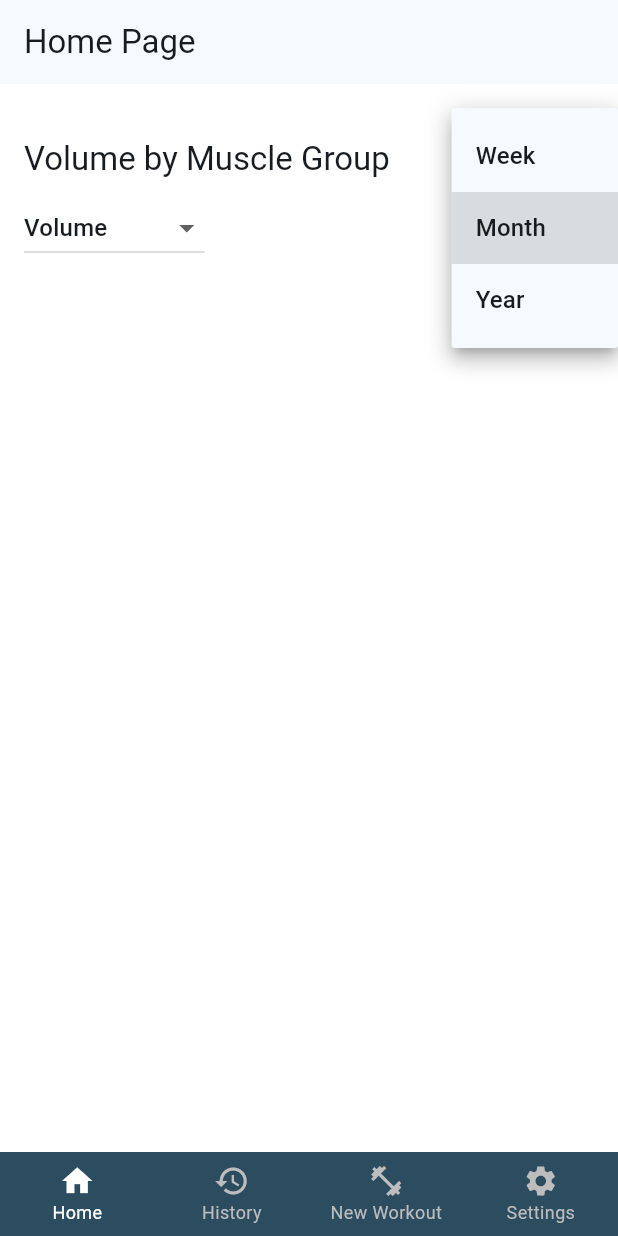
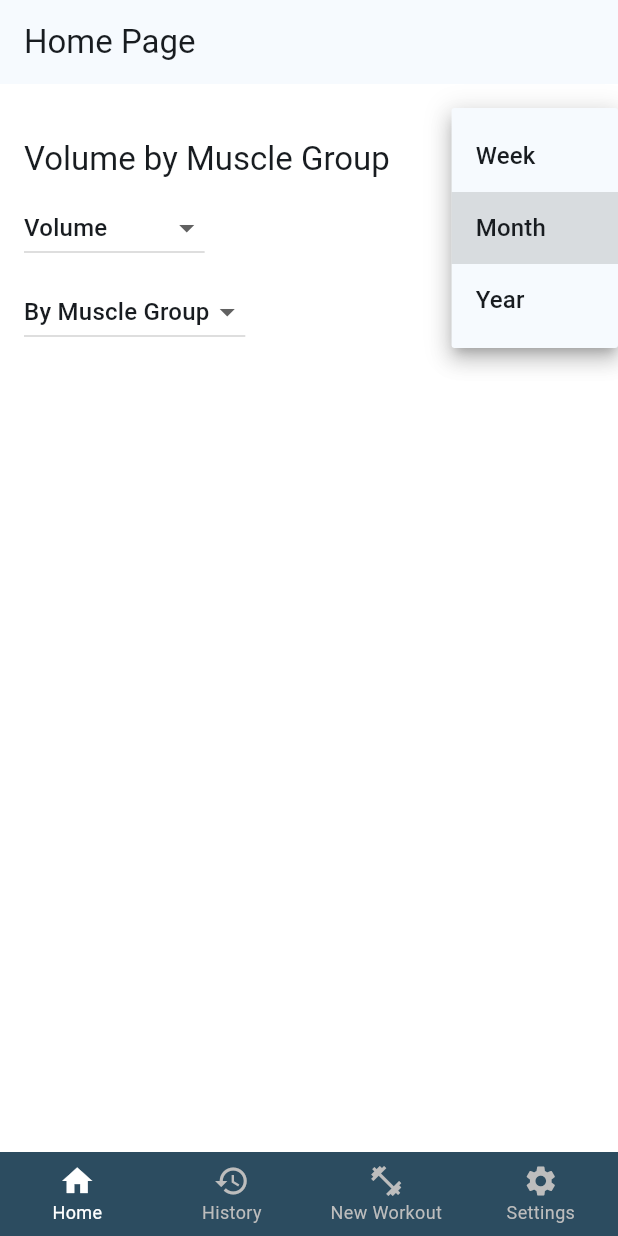
Before and after one commit to omarabdul7/workout_tracker_application, a Flutter app: the screen it shows after launch, after a tap on "Month", on a phone screen of 412 x 824 dp. Run offline on Flutter 3.47's test engine with Material 3 defaults, Android fonts, the phone set to English and light mode, and no system bars; drawn by our look-alikes of pull_to_refresh; our stand-ins replace cloud_firestore, firebase_core, fl_chart, table_calendar; accounts and stored records are empty.

Commit message:
initial set up for filtering by exercise

```diff
--- a/lib/enums.dart
+++ b/lib/enums.dart
@@ -1,2 +1,3 @@
 enum TimeFrame { week, month, year }
 enum ViewType { volume, sets, oneRepMax }
+enum GroupBy {muscleGroup, exercise}
--- a/lib/models/workout_instance.dart
+++ b/lib/models/workout_instance.dart
@@ -49,6 +49,8 @@ class ExerciseInstance {
     'rear delt flies': {'muscleGroup': 'shoulders', 'isUnilateral': true},
     'bicep curl': {'muscleGroup': 'bicep', 'isUnilateral': true},
     'bicep curls': {'muscleGroup': 'bicep', 'isUnilateral': true},
+    'standing bicep curls': {'muscleGroup': 'bicep', 'isUnilateral': true},
+    'incline bicep curls': {'muscleGroup': 'bicep', 'isUnilateral': true},
     'curl': {'muscleGroup': 'bicep', 'isUnilateral': true},
     'curls': {'muscleGroup': 'bicep', 'isUnilateral': true},
     'hammer curl': {'muscleGroup': 'bicep', 'isUnilateral': true},
--- a/lib/pages/home_page.dart
+++ b/lib/pages/home_page.dart
@@ -3,7 +3,7 @@ import 'package:pull_to_refresh/pull_to_refresh.dart';
 import '/services/workout_instance_service.dart';
 import '/models/workout_instance.dart';
 import '../enums.dart';
-import '../widgets/muscle_group_comparison.dart';
+import '../widgets/data_comparison.dart';
 
 class HomePage extends StatefulWidget {
   const HomePage({Key? key}) : super(key: key);
@@ -19,10 +19,11 @@ class _HomePageState extends State<HomePage> {
   Map<DateTime, List<WorkoutInstance>> _workoutInstances = {};
   Map<String, Map<String, num>> _volumeByMuscleGroup = {};
   Map<String, Map<String, num>> _setsByMuscleGroup = {};
-  Map<String, Map<String, double>> _oneRepMaxByMuscleGroup= {};
+  Map<String, Map<String, double>> _oneRepMaxByExercise = {};
 
   TimeFrame _selectedTimeFrame = TimeFrame.month;
   ViewType _selectedViewType = ViewType.volume;
+  GroupBy _selectedGroupBy = GroupBy.muscleGroup;
 
   bool _isLoading = false;
   String? _error;
@@ -67,7 +68,7 @@ class _HomePageState extends State<HomePage> {
   _workoutInstances = {};
   _volumeByMuscleGroup = {};
   _setsByMuscleGroup = {};
-    _oneRepMaxByMuscleGroup = {};
+  _oneRepMaxByExercise = {};
 
   for (final instance in instances) {
     final date = instance.createdAt;
@@ -89,23 +90,18 @@ class _HomePageState extends State<HomePage> {
 
       double maxOneRepMax = 0;
       for (final set in exercise.sets) {
-          double oneRepMax = calculateOneRepMax(set.weight, set.reps);
+        double oneRepMax = exercise.calculateOneRepMax(set.weight, set.reps);
         if (oneRepMax > maxOneRepMax) {
           maxOneRepMax = oneRepMax;
         }
       }
 
-        _oneRepMaxByMuscleGroup
+      _oneRepMaxByExercise
         .putIfAbsent(exercise.name, () => {})
         .update(dateStr, (value) => value > maxOneRepMax ? value : maxOneRepMax, ifAbsent: () => maxOneRepMax);
     }
   }
 }
-
-  double calculateOneRepMax(double weight, int reps) {
-    return weight / (1.0278 - 0.0278 * reps);
-  }
-
   @override
   Widget build(BuildContext context) {
     return Scaffold(
@@ -131,13 +127,14 @@ class _HomePageState extends State<HomePage> {
       child: Column(
         children: [
           const SizedBox(height: 20),
-          buildMuscleGroupComparison(
+          buildDataComparison(
             context,
             _selectedViewType,
             _selectedTimeFrame,
+            _selectedGroupBy,
             _volumeByMuscleGroup,
             _setsByMuscleGroup,
-            _oneRepMaxByMuscleGroup,
+            _oneRepMaxByExercise,
             (ViewType? newValue) {
               if (newValue != null) {
                 setState(() {
@@ -152,6 +149,13 @@ class _HomePageState extends State<HomePage> {
                 });
               }
             },
+            (GroupBy? newValue) {
+              if (newValue != null) {
+                setState(() {
+                  _selectedGroupBy = newValue;
+                });
+              }
+            },
           ),
         ],
       ),
--- a/lib/widgets/muscle_group_comparison.dart
+++ b/lib/widgets/data_comparison.dart
@@ -1,37 +1,42 @@
 import 'package:flutter/material.dart';
+import 'package:intl/intl.dart';
 import '../enums.dart';
-import 'package:intl/intl.dart';
 import 'filter_dropdowns.dart';
-import 'muscle_group_card.dart';
+import 'data_card.dart';
+import 'dart:math';
 import '/models/workout_instance.dart';
-import 'dart:math';
 
-Widget buildMuscleGroupComparison(
+
+Widget buildDataComparison(
   BuildContext context,
   ViewType selectedViewType,
   TimeFrame selectedTimeFrame,
+  GroupBy selectedGroupBy,
   Map<String, Map<String, num>> volumeByMuscleGroup,
   Map<String, Map<String, num>> setsByMuscleGroup,
   Map<String, Map<String, double>> oneRepMaxByExercise,
   Function(ViewType?) onViewTypeChanged,
   Function(TimeFrame?) onTimeFrameChanged,
+  Function(GroupBy?) onGroupByChanged,
 ) {
   Map<String, Map<String, num>> data;
   String title;
 
   switch (selectedViewType) {
     case ViewType.volume:
-      data = volumeByMuscleGroup;
-      title = 'Volume by Muscle Group';
+      data = selectedGroupBy == GroupBy.muscleGroup ? volumeByMuscleGroup : convertVolumeToExercise(volumeByMuscleGroup);
+      title = 'Volume';
     case ViewType.sets:
-      data = setsByMuscleGroup;
-      title = 'Sets by Muscle Group';
+      data = selectedGroupBy == GroupBy.muscleGroup ? setsByMuscleGroup : convertSetsToExercise(setsByMuscleGroup);
+      title = 'Sets';
     case ViewType.oneRepMax:
-      data = convertOneRepMaxToMuscleGroup(oneRepMaxByExercise);
-      title = 'One Rep Max by Muscle Group';
+      data = selectedGroupBy == GroupBy.muscleGroup ? convertOneRepMaxToMuscleGroup(oneRepMaxByExercise) : oneRepMaxByExercise.map((k, v) => MapEntry(k, Map<String, num>.from(v)));
+      title = 'One Rep Max';
   }
 
-  final sortedMuscleGroups = data.entries.toList()
+  title += selectedGroupBy == GroupBy.muscleGroup ? ' by Muscle Group' : ' by Exercise';
+
+  final sortedGroups = data.entries.toList()
     ..sort((a, b) {
       final aggregatedDataA = aggregateData(a.value, selectedTimeFrame);
       final aggregatedDataB = aggregateData(b.value, selectedTimeFrame);
@@ -56,20 +61,22 @@ Widget buildMuscleGroupComparison(
             buildFilterDropdowns(
               selectedViewType,
               selectedTimeFrame,
+              selectedGroupBy,
               onViewTypeChanged,
               onTimeFrameChanged,
+              onGroupByChanged,
             ),
           ],
         ),
       ),
-      ...sortedMuscleGroups.map((entry) {
-        final muscleGroup = entry.key;
-        final muscleData = entry.value;
-        final aggregatedData = aggregateData(muscleData, selectedTimeFrame);
+      ...sortedGroups.map((entry) {
+        final group = entry.key;
+        final groupData = entry.value;
+        final aggregatedData = aggregateData(groupData, selectedTimeFrame);
         final sortedAggregatedData = sortAggregatedData(aggregatedData, selectedTimeFrame);
         final percentageChange = calculatePercentageChange(sortedAggregatedData);
 
-        return buildMuscleGroupCard(context, muscleGroup, percentageChange, sortedAggregatedData, selectedViewType);
+        return buildDataCard(context, group, percentageChange, sortedAggregatedData, selectedViewType);
       }).toList(),
     ],
   );
@@ -186,3 +193,35 @@ Map<String, Map<String, num>> convertOneRepMaxToMuscleGroup(Map<String, Map<Stri
 
   return oneRepMaxByMuscleGroup;
 }
+
+Map<String, Map<String, num>> convertVolumeToExercise(Map<String, Map<String, num>> volumeByMuscleGroup) {
+  Map<String, Map<String, num>> volumeByExercise = {};
+
+  volumeByMuscleGroup.forEach((muscleGroup, dateMap) {
+    dateMap.forEach((date, volume) {
+      ExerciseInstance.exerciseDetails.forEach((exercise, details) {
+        if (details['muscleGroup'] == muscleGroup) {
+          volumeByExercise.putIfAbsent(exercise, () => {})[date] = (volumeByExercise[exercise]?[date] ?? 0) + volume;
+        }
+      });
+    });
+  });
+
+  return volumeByExercise;
+}
+
+Map<String, Map<String, num>> convertSetsToExercise(Map<String, Map<String, num>> setsByMuscleGroup) {
+  Map<String, Map<String, num>> setsByExercise = {};
+
+  setsByMuscleGroup.forEach((muscleGroup, dateMap) {
+    dateMap.forEach((date, sets) {
+      ExerciseInstance.exerciseDetails.forEach((exercise, details) {
+        if (details['muscleGroup'] == muscleGroup) {
+          setsByExercise.putIfAbsent(exercise, () => {})[date] = (setsByExercise[exercise]?[date] ?? 0) + sets;
+        }
+      });
+    });
+  });
+
+  return setsByExercise;
+}
--- a/lib/widgets/filter_dropdowns.dart
+++ b/lib/widgets/filter_dropdowns.dart
@@ -4,46 +4,44 @@ import '../enums.dart';
 Widget buildFilterDropdowns(
   ViewType selectedViewType,
   TimeFrame selectedTimeFrame,
+  GroupBy selectedGroupBy,
   Function(ViewType?) onViewTypeChanged,
   Function(TimeFrame?) onTimeFrameChanged,
+  Function(GroupBy?) onGroupByChanged,
 ) {
-  return Row(
+  return Column(
+    crossAxisAlignment: CrossAxisAlignment.start,
+    children: [
+      Row(
         mainAxisAlignment: MainAxisAlignment.spaceBetween,
         children: [
           DropdownButton<ViewType>(
             value: selectedViewType,
             onChanged: onViewTypeChanged,
             items: [
-          DropdownMenuItem(
-            value: ViewType.volume,
-            child: Text('Volume'),
-          ),
-          DropdownMenuItem(
-            value: ViewType.sets,
-            child: Text('Sets'),
-          ),
-          DropdownMenuItem(
-            value: ViewType.oneRepMax,
-            child: Text('One Rep Max'),
-          ),
+              DropdownMenuItem(value: ViewType.volume, child: Text('Volume')),
+              DropdownMenuItem(value: ViewType.sets, child: Text('Sets')),
+              DropdownMenuItem(value: ViewType.oneRepMax, child: Text('One Rep Max')),
             ],
           ),
           DropdownButton<TimeFrame>(
             value: selectedTimeFrame,
             onChanged: onTimeFrameChanged,
             items: [
-          DropdownMenuItem(
-            value: TimeFrame.week,
-            child: Text('Week'),
+              DropdownMenuItem(value: TimeFrame.week, child: Text('Week')),
+              DropdownMenuItem(value: TimeFrame.month, child: Text('Month')),
+              DropdownMenuItem(value: TimeFrame.year, child: Text('Year')),
+            ],
           ),
-          DropdownMenuItem(
-            value: TimeFrame.month,
-            child: Text('Month'),
+        ],
       ),
-          DropdownMenuItem(
-            value: TimeFrame.year,
-            child: Text('Year'),
-          ),
+      SizedBox(height: 8),
+      DropdownButton<GroupBy>(
+        value: selectedGroupBy,
+        onChanged: onGroupByChanged,
+        items: [
+          DropdownMenuItem(value: GroupBy.muscleGroup, child: Text('By Muscle Group')),
+          DropdownMenuItem(value: GroupBy.exercise, child: Text('By Exercise')),
         ],
       ),
     ],
```
Also changed, not shown: lib/widgets/data_card.dart (added, +57 -0 lines), lib/widgets/data_list.dart (+22 -10 lines). Lines whose indentation alone changed are shown as unchanged.
